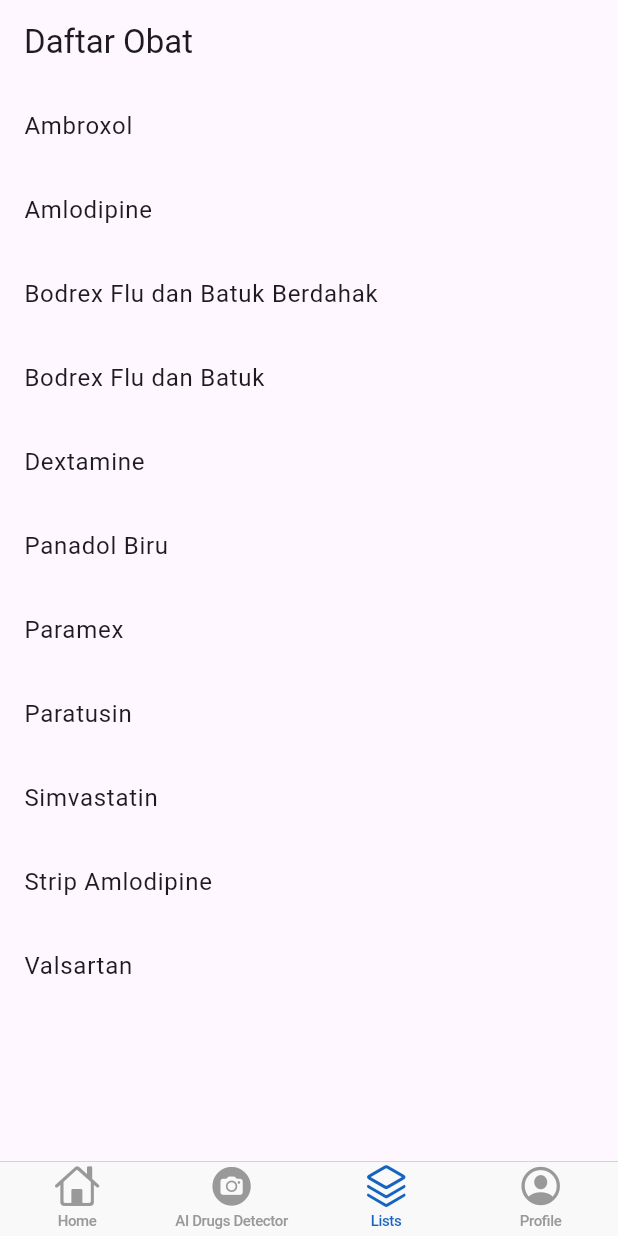
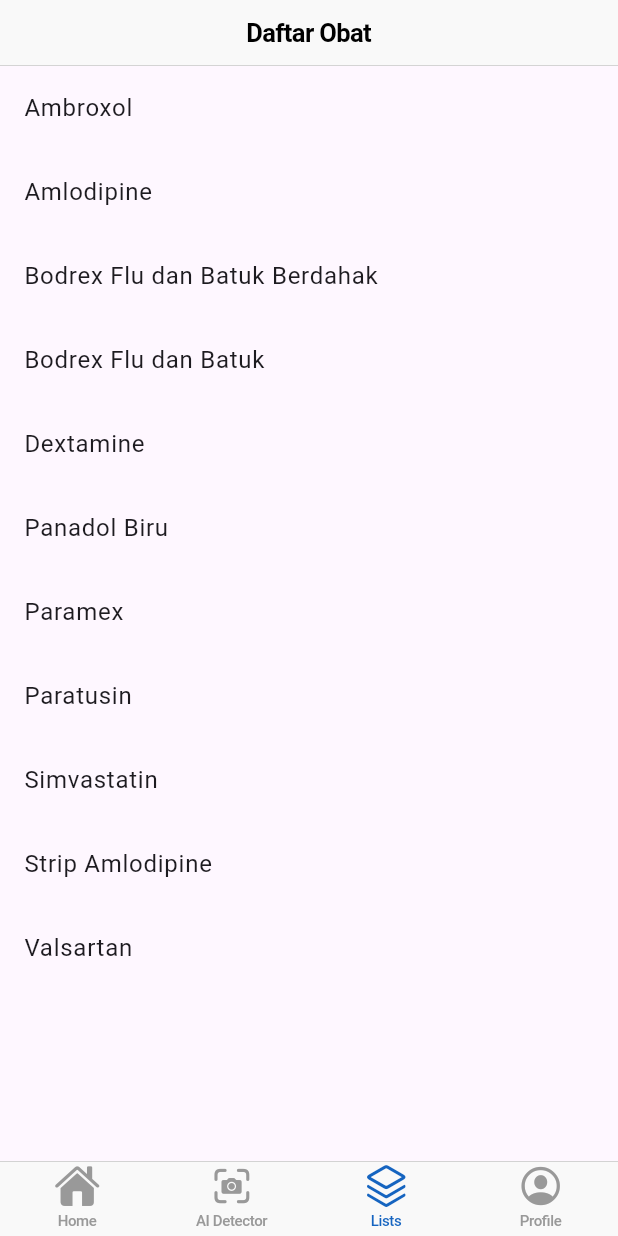
Before and after one commit to iannn07/S5-Mobile-Project-MedExpert, a Flutter app: the NavigationTab screen opened by its route, item 3 of the bottom bar chosen, on a phone screen of 412 x 824 dp. Run offline on Flutter 3.47's test engine with Material 3 defaults, Android fonts, the phone set to English and light mode, and no system bars; our stand-ins replace firebase_auth, firebase_core, go_router, image_picker; missing offline and left inert: tflite_v2; accounts and stored records are empty.

Commit message:
Resolved Git Conflict

```diff
--- a/lib/views/main/homepage/navigation_tab.dart
+++ b/lib/views/main/homepage/navigation_tab.dart
@@ -1,7 +1,6 @@
 import 'package:flutter/cupertino.dart';
 import 'package:med_expert/views/main/homepage/dashboard.dart';
 import 'package:med_expert/views/main/homepage/detector/label_view.dart';
-import 'package:med_expert/views/main/homepage/pire/course.dart';
 import 'package:med_expert/views/main/homepage/profile.dart';
 import 'package:med_expert/views/main/homepage/pire/drugs_list.dart';
 import 'package:med_expert/views/main/homepage/pire/disease_list.dart';
@@ -31,10 +30,10 @@
         tabBar: CupertinoTabBar(
           items: [
             BottomNavigationBarItem(
-                icon: Icon(CupertinoIcons.home), label: 'Home'),
+                icon: Icon(CupertinoIcons.house_fill), label: 'Home'),
             BottomNavigationBarItem(
-                icon: Icon(CupertinoIcons.camera_circle_fill),
-                label: 'AI Drugs Detector'),
+                icon: Icon(CupertinoIcons.camera_viewfinder),
+                label: 'AI Detector'),
             BottomNavigationBarItem(
                 icon: Icon(CupertinoIcons.square_stack_3d_up), label: 'Lists'),
             BottomNavigationBarItem(
@@ -46,13 +45,10 @@
           Widget selectedTab;
           switch (index) {
             case 0:
-              selectedTab = Dashboard(imgList: imgList);
-              break;
+              return Dashboard(imgList: imgList);
             case 1:
-              selectedTab = ImageLabel();
-              break;
+              return ImageLabel();
             case 2:
-            case 3:
               selectedTab = IndexedStack(
                 index: index - 2,
                 children: [
@@ -61,9 +57,8 @@
                 ],
               );
               break;
-            case 4:
-              selectedTab = ProfilePage();
-              break;
+            case 3:
+              return ProfilePage();
             default:
               throw Exception('Unknown tab index: $index');
           }
--- a/lib/views/main/homepage/pire/drugs_list.dart
+++ b/lib/views/main/homepage/pire/drugs_list.dart
@@ -1,3 +1,4 @@
+import 'package:flutter/cupertino.dart';
 import 'package:flutter/material.dart';
 import 'course.dart';
 
@@ -24,8 +25,9 @@
   @override
   Widget build(BuildContext context) {
     return Scaffold(
-      appBar: AppBar(
-        title: Text('Daftar Obat'),
+      appBar: CupertinoNavigationBar(
+        middle: Text('Daftar Obat'),
+        automaticallyImplyLeading: false,
       ),
       body: ListView.builder(
         itemCount: drugsList.length,
```
